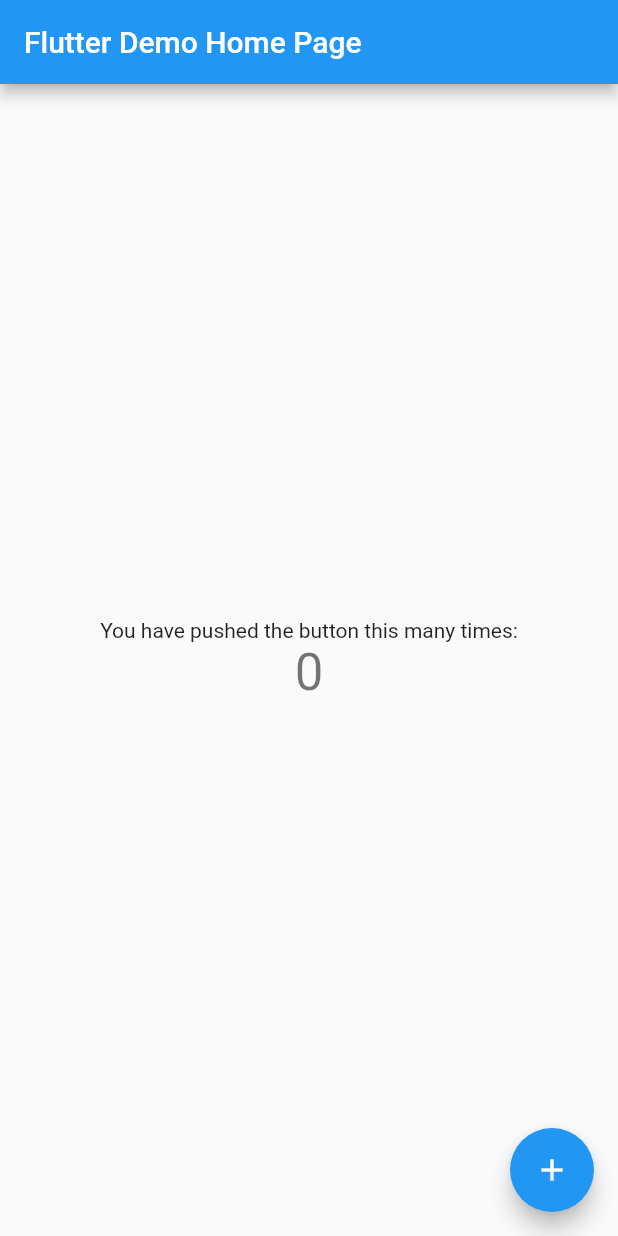
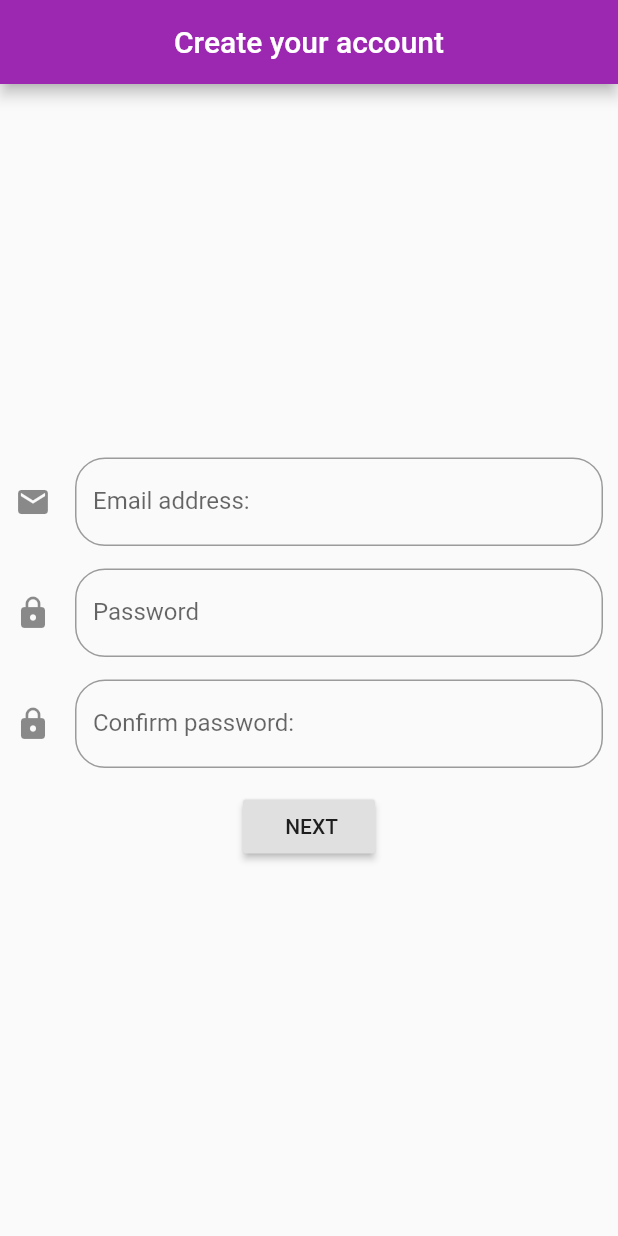
Before and after one commit to darianado/Besties-App, a Flutter app: the screen it shows after launch, on a phone screen of 412 x 824 dp. Run offline on Flutter 3.47's test engine with Material 2 defaults, Android fonts, the phone set to English and light mode, and no system bars; our stand-ins replace email_validator.

Commit message:
Created first sign up page

```diff
--- a/lib/main.dart
+++ b/lib/main.dart
@@ -1,115 +1,18 @@
 import 'package:flutter/material.dart';
+import 'sign_up1.dart';
+import 'sign_up2.dart';
 
-void main() {
-  runApp(const MyApp());
-}
+void main() => runApp(MyApp());
 
 class MyApp extends StatelessWidget {
-  const MyApp({Key? key}) : super(key: key);
-
-  // This widget is the root of your application.
   @override
   Widget build(BuildContext context) {
     return MaterialApp(
-      title: 'Flutter Demo',
-      theme: ThemeData(
-        // This is the theme of your application.
-        //
-        // Try running your application with "flutter run". You'll see the
-        // application has a blue toolbar. Then, without quitting the app, try
-        // changing the primarySwatch below to Colors.green and then invoke
-        // "hot reload" (press "r" in the console where you ran "flutter run",
-        // or simply save your changes to "hot reload" in a Flutter IDE).
-        // Notice that the counter didn't reset back to zero; the application
-        // is not restarted.
-        primarySwatch: Colors.blue,
-      ),
-      home: const MyHomePage(title: 'Flutter Demo Home Page'),
+      initialRoute: '/',
+      routes: {
+        '/': (context) => Sign_Up1(),
+        '/first': (context) => Sign_Up2(),
+      },
     );
   }
 }
-
-class MyHomePage extends StatefulWidget {
-  const MyHomePage({Key? key, required this.title}) : super(key: key);
-
-  // This widget is the home page of your application. It is stateful, meaning
-  // that it has a State object (defined below) that contains fields that affect
-  // how it looks.
-
-  // This class is the configuration for the state. It holds the values (in this
-  // case the title) provided by the parent (in this case the App widget) and
-  // used by the build method of the State. Fields in a Widget subclass are
-  // always marked "final".
-
-  final String title;
-
-  @override
-  State<MyHomePage> createState() => _MyHomePageState();
-}
-
-class _MyHomePageState extends State<MyHomePage> {
-  int _counter = 0;
-
-  void _incrementCounter() {
-    setState(() {
-      // This call to setState tells the Flutter framework that something has
-      // changed in this State, which causes it to rerun the build method below
-      // so that the display can reflect the updated values. If we changed
-      // _counter without calling setState(), then the build method would not be
-      // called again, and so nothing would appear to happen.
-      _counter++;
-    });
-  }
-
-  @override
-  Widget build(BuildContext context) {
-    // This method is rerun every time setState is called, for instance as done
-    // by the _incrementCounter method above.
-    //
-    // The Flutter framework has been optimized to make rerunning build methods
-    // fast, so that you can just rebuild anything that needs updating rather
-    // than having to individually change instances of widgets.
-    return Scaffold(
-      appBar: AppBar(
-        // Here we take the value from the MyHomePage object that was created by
-        // the App.build method, and use it to set our appbar title.
-        title: Text(widget.title),
-      ),
-      body: Center(
-        // Center is a layout widget. It takes a single child and positions it
-        // in the middle of the parent.
-        child: Column(
-          // Column is also a layout widget. It takes a list of children and
-          // arranges them vertically. By default, it sizes itself to fit its
-          // children horizontally, and tries to be as tall as its parent.
-          //
-          // Invoke "debug painting" (press "p" in the console, choose the
-          // "Toggle Debug Paint" action from the Flutter Inspector in Android
-          // Studio, or the "Toggle Debug Paint" command in Visual Studio Code)
-          // to see the wireframe for each widget.
-          //
-          // Column has various properties to control how it sizes itself and
-          // how it positions its children. Here we use mainAxisAlignment to
-          // center the children vertically; the main axis here is the vertical
-          // axis because Columns are vertical (the cross axis would be
-          // horizontal).
-          mainAxisAlignment: MainAxisAlignment.center,
-          children: <Widget>[
-            const Text(
-              'You have pushed the button this many times:',
-            ),
-            Text(
-              '$_counter',
-              style: Theme.of(context).textTheme.headline4,
-            ),
-          ],
-        ),
-      ),
-      floatingActionButton: FloatingActionButton(
-        onPressed: _incrementCounter,
-        tooltip: 'Increment',
-        child: const Icon(Icons.add),
-      ), // This trailing comma makes auto-formatting nicer for build methods.
-    );
-  }
-}
--- /dev/null
+++ b/lib/sign_up1.dart
@@ -0,0 +1,113 @@
+import 'package:flutter/material.dart';
+import 'package:email_validator/email_validator.dart';
+
+class Sign_Up1 extends StatefulWidget {
+  @override
+  _Sign_Up1State createState() => _Sign_Up1State();
+
+}
+
+class _Sign_Up1State extends State<Sign_Up1> {
+  GlobalKey _key = GlobalKey<FormState>();
+  TextEditingController _email = TextEditingController();
+  TextEditingController _password = TextEditingController();
+  TextEditingController _confirmPassword = TextEditingController();
+
+  bool isEmail(String input) => EmailValidator.validate(input);
+
+  @override
+  void dispose() {
+    super.dispose();
+    _email.dispose();
+    _password.dispose();
+    _confirmPassword.dispose();
+  }
+
+  @override
+  Widget build(BuildContext context) {
+    return Scaffold(
+      appBar: AppBar(
+        backgroundColor: Colors.purple,
+        title: Center(child: Text('Create your account')),
+      ),
+
+      body:
+      Form (
+        key: _key,
+      //  autovalidate: true,
+        child: Column(
+            mainAxisAlignment: MainAxisAlignment.center,
+            children: <Widget> [
+              Padding(
+                padding: const EdgeInsets.only(bottom: 15, left: 10, right: 10),
+                child: TextFormField(
+                  controller: _email,
+                  decoration: InputDecoration(
+                      border: OutlineInputBorder(
+                        borderRadius: BorderRadius.circular(20.0),
+                      ),
+                      icon: new Icon(Icons.email),
+                      labelText: 'Email address:'),
+                    validator: (value) => !isEmail(_email.text) ? "Invalid Email" : null,
+                  textInputAction: TextInputAction.next,
+                ),
+              ),
+              Padding(
+                padding: const EdgeInsets.only(bottom: 15, left: 10, right: 10),
+                child: TextFormField(
+                  controller: _password,
+                  obscureText: true,
+                  decoration:  InputDecoration(
+                    border: OutlineInputBorder(
+                      borderRadius: BorderRadius.circular(20.0),
+                    ),
+                    icon: new Icon(Icons.lock),
+                    labelText: 'Password',
+                  ),
+                        validator: (value) {
+                         if (value == null || value.isEmpty) {
+                          return 'Please enter some text';
+                          }
+                          return null;
+                     },
+                  textInputAction: TextInputAction.next,
+                ),
+              ),
+              Padding(
+                padding: const EdgeInsets.only(bottom: 15, left: 10, right: 10),
+                child: TextFormField(
+                  controller: _confirmPassword,
+                  obscureText: true,
+                  decoration: InputDecoration(
+                      border: OutlineInputBorder(
+                        borderRadius: BorderRadius.circular(20.0),
+                      ),
+                      icon: new Icon(Icons.lock),
+                      labelText: 'Confirm password:'),
+                  validator: (value) {
+                    if (value == null || value.isEmpty) {
+                      return 'Please enter some text';
+                    }
+                    if( value != _password.text){
+                      return "Please type the same password";
+                    }
+                    return null;
+                  },
+
+                ),
+              ),
+              SizedBox(),
+              RaisedButton(
+                  onPressed: (){
+                    if(((_key.currentState as FormState).validate()) == true) {
+                      Navigator.pushNamed(context, '/first');
+                    }
+                  },
+                  child: Text(" NEXT")
+              )
+            ]
+        ),
+      ),
+    );
+  }
+}
--- /dev/null
+++ b/lib/sign_up2.dart
@@ -0,0 +1,22 @@
+import 'package:flutter/material.dart';
+
+class Sign_Up2 extends StatelessWidget {
+  @override
+  Widget build(BuildContext context) {
+    return Scaffold(
+      appBar: AppBar(
+        backgroundColor: Colors.blue,
+        title: Text('Screen 2'),
+      ),
+      body: Center(
+        child: RaisedButton(
+          color: Colors.blue,
+          child: Text('Go Back To Screen 1'),
+          onPressed: () {
+            Navigator.pop(context);
+          },
+        ),
+      ),
+    );
+  }
+}
--- a/pubspec.yaml
+++ b/pubspec.yaml
@@ -29,6 +29,7 @@ environment:
 dependencies:
   flutter:
     sdk: flutter
+  email_validator: ^2.0.0
 
 
   # The following adds the Cupertino Icons font to your application.
```
